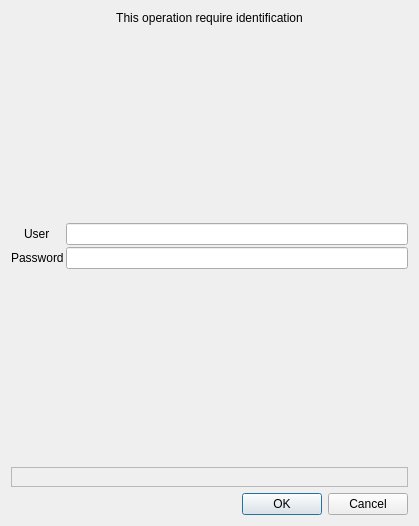
First picture: the form in validation.ui, repository lliurex/kscreen-system-settings, before the edit.
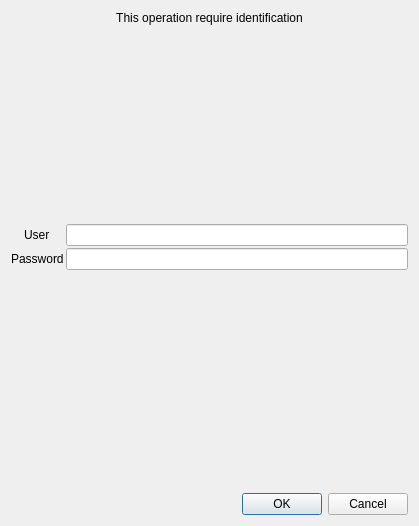
Second picture: the form after the edit.

The edit to the form file:
```diff
--- a/validation.ui
+++ b/validation.ui
@@ -116,10 +116,13 @@
       </sizepolicy>
      </property>
      <property name="frameShape">
-      <enum>QFrame::StyledPanel</enum>
+      <enum>QFrame::NoFrame</enum>
      </property>
      <property name="frameShadow">
-      <enum>QFrame::Raised</enum>
+      <enum>QFrame::Plain</enum>
+     </property>
+     <property name="lineWidth">
+      <number>0</number>
      </property>
      <layout class="QVBoxLayout" name="verticalLayout_2"/>
     </widget>
```
